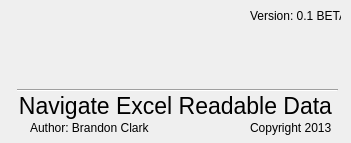
Qt form aboutwindow.ui (CCi-BClark/NERD) before a commit.
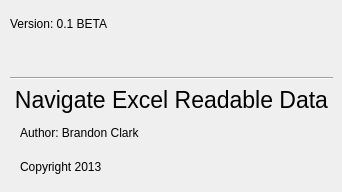
The same form after that commit. Icons and pictures are not drawn.

Commit message: Have made UIX layouts work better cross platform and added more to hotkey class

The edit to the form file:
```diff
--- a/aboutwindow.ui
+++ b/aboutwindow.ui
@@ -6,40 +6,38 @@
    <rect>
     <x>0</x>
     <y>0</y>
-    <width>351</width>
-    <height>143</height>
+    <width>342</width>
+    <height>192</height>
    </rect>
   </property>
   <property name="sizePolicy">
-   <sizepolicy hsizetype="Fixed" vsizetype="Fixed">
+   <sizepolicy hsizetype="Preferred" vsizetype="Preferred">
     <horstretch>0</horstretch>
     <verstretch>0</verstretch>
    </sizepolicy>
   </property>
-  <property name="minimumSize">
-   <size>
-    <width>351</width>
-    <height>143</height>
-   </size>
-  </property>
-  <property name="maximumSize">
-   <size>
-    <width>351</width>
-    <height>143</height>
-   </size>
-  </property>
   <property name="windowTitle">
    <string>Dialog</string>
   </property>
-  <widget class="QLabel" name="label">
+  <widget class="QWidget" name="">
    <property name="geometry">
     <rect>
      <x>10</x>
      <y>10</y>
-     <width>331</width>
-     <height>71</height>
+     <width>323</width>
+     <height>171</height>
     </rect>
    </property>
+   <layout class="QVBoxLayout" name="verticalLayout">
+    <item>
+     <widget class="QLabel" name="label_4">
+      <property name="text">
+       <string>Version: 0.1 BETA</string>
+      </property>
+     </widget>
+    </item>
+    <item>
+     <widget class="QLabel" name="label">
    <property name="text">
     <string/>
    </property>
@@ -47,44 +45,16 @@
     <pixmap resource="res.qrc">:/img/cci-horizontal-black-large.png</pixmap>
    </property>
   </widget>
+    </item>
+    <item>
   <widget class="Line" name="line">
-   <property name="geometry">
-    <rect>
-     <x>17</x>
-     <y>80</y>
-     <width>321</width>
-     <height>20</height>
-    </rect>
-   </property>
    <property name="orientation">
     <enum>Qt::Horizontal</enum>
    </property>
   </widget>
-  <widget class="QLabel" name="label_2">
-   <property name="geometry">
-    <rect>
-     <x>30</x>
-     <y>120</y>
-     <width>121</width>
-     <height>16</height>
-    </rect>
-   </property>
-   <property name="text">
-    <string>Author:  Brandon Clark</string>
-   </property>
-   <property name="textFormat">
-    <enum>Qt::RichText</enum>
-   </property>
-  </widget>
+    </item>
+    <item>
   <widget class="QLabel" name="label_3">
-   <property name="geometry">
-    <rect>
-     <x>10</x>
-     <y>90</y>
-     <width>331</width>
-     <height>31</height>
-    </rect>
-   </property>
    <property name="font">
     <font>
      <pointsize>17</pointsize>
@@ -97,31 +67,34 @@
     <set>Qt::AlignCenter</set>
    </property>
   </widget>
-  <widget class="QLabel" name="label_4">
-   <property name="geometry">
-    <rect>
-     <x>250</x>
-     <y>0</y>
-     <width>91</width>
-     <height>31</height>
-    </rect>
-   </property>
+    </item>
+    <item>
+     <widget class="QLabel" name="label_2">
    <property name="text">
-    <string>Version: 0.1 BETA</string>
-   </property>
-  </widget>
+       <string>Author:  Brandon Clark</string>
+      </property>
+      <property name="textFormat">
+       <enum>Qt::RichText</enum>
+      </property>
+      <property name="margin">
+       <number>0</number>
+      </property>
+      <property name="indent">
+       <number>10</number>
+      </property>
+     </widget>
+    </item>
+    <item>
   <widget class="QLabel" name="label_5">
-   <property name="geometry">
-    <rect>
-     <x>250</x>
-     <y>120</y>
-     <width>91</width>
-     <height>16</height>
-    </rect>
-   </property>
    <property name="text">
     <string>Copyright 2013 </string>
    </property>
+      <property name="indent">
+       <number>10</number>
+      </property>
+     </widget>
+    </item>
+   </layout>
   </widget>
  </widget>
  <resources>
```
Lines whose indentation alone changed are shown as unchanged. The commit also changes 7 other files.
